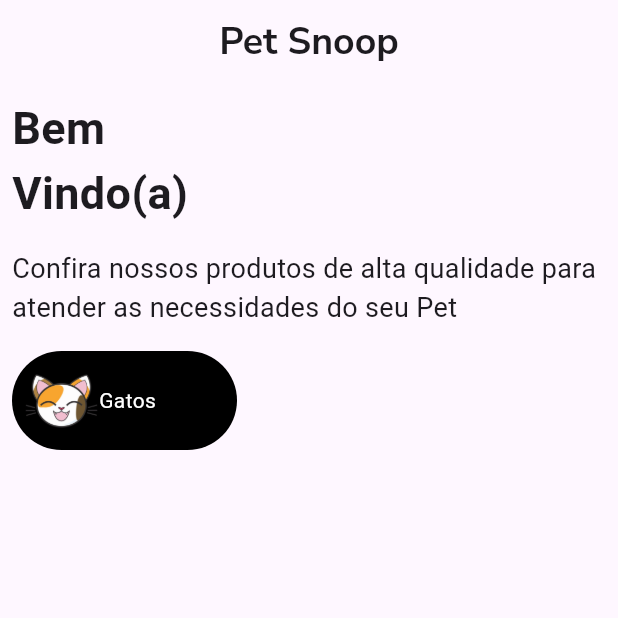
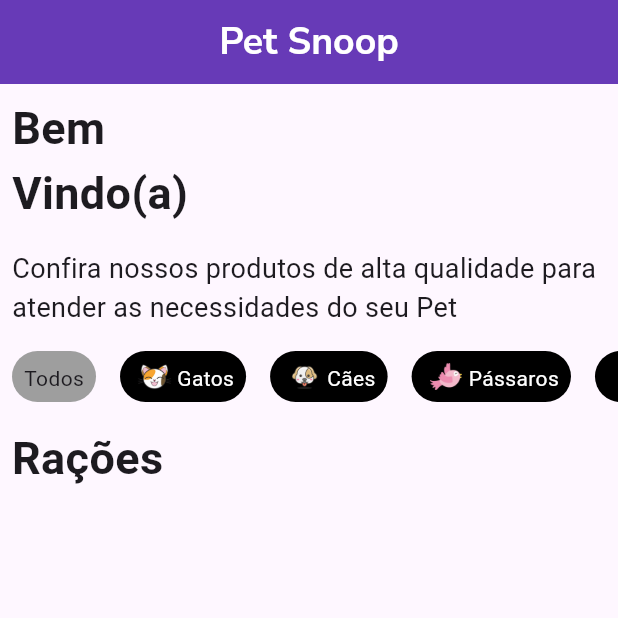
Before and after one commit to Halex-64/Petsnoop-Flutter, a Flutter app: the screen it shows after launch, on a phone screen of 412 x 824 dp, the top half of it. Run offline on Flutter 3.47's test engine with Material 3 defaults, Android fonts, the light colour scheme and no system bars; our stand-ins replace google_fonts; Roboto replaces fonts that are missing (Arimo).

Commit message:
finalizando a "parte de cima" do aplicativo

```diff
--- a/lib/home_page.dart
+++ b/lib/home_page.dart
@@ -8,8 +8,9 @@ class HomePage extends StatelessWidget {
   Widget build(BuildContext context) {
     return Scaffold(
       appBar: AppBar(
-        title: Text('Pet Snoop',style: GoogleFonts.nunitoSans(fontSize: 25, fontWeight: FontWeight.bold),),
+        title: Text('Pet Snoop',style: GoogleFonts.nunitoSans(fontSize: 25, fontWeight: FontWeight.bold, color: Colors.white),),
         centerTitle: true,
+        backgroundColor: Colors.deepPurple,
       ),
       body: Column(
         crossAxisAlignment: CrossAxisAlignment.start,
@@ -28,20 +29,75 @@ class HomePage extends StatelessWidget {
               style: GoogleFonts.roboto(fontSize:18 , fontWeight: FontWeight.normal),
             ),
           ),
+          SizedBox(
+            height: 50,
+            child: ListView(
+              scrollDirection: Axis.horizontal,
+              children: [
                 Container(
-            width: 150,
+                  margin: const EdgeInsets.all(8),
+                  padding: const EdgeInsets.all(8),
+                  decoration: BoxDecoration(
+                    color: Colors.grey,
+                    borderRadius: BorderRadius.circular(50),
+                  ),
+                  child: Text('Todos', style: GoogleFonts.roboto(),
+                  ),
+                ),
+                Container(
                   margin: const EdgeInsets.all(8),
                   padding: const EdgeInsets.all(8),
                   decoration: BoxDecoration(
                     color: Colors.black,
                     borderRadius: BorderRadius.circular(50)),
-              child: Row(
-              children: [
-                Image.asset('assets/images/cat.png', width: 50,height: 50),
+                  child: Row(children: [
+                    Image.asset('assets/images/cat.png', width: 30,height: 30,),
                     Text('Gatos', style: GoogleFonts.roboto(color: Colors.white))
+                  ]),
+                ),
+                Container(
+                  margin: const EdgeInsets.all(8),
+                  padding: const EdgeInsets.all(8),
+                  decoration: BoxDecoration(
+                    color: Colors.black,
+                    borderRadius: BorderRadius.circular(50)),
+                    child: Row(children: [
+                      Image.asset('assets/images/dog.png', width: 30, height: 30,),
+                      Text('Cães', style: GoogleFonts.roboto(color: Colors.white)),
+                    ]),
+                ),
+                Container(
+                  margin: const EdgeInsets.all(8),
+                  padding: const EdgeInsets.all(8),
+                  decoration: BoxDecoration(
+                    color: Colors.black,
+                    borderRadius: BorderRadius.circular(50)),
+                    child: Row(children: [
+                      Image.asset('assets/images/bird.png', width: 30, height: 30,),
+                      Text('Pássaros', style: GoogleFonts.roboto(color: Colors.white)),
+                    ]),
+                  ),
+                Container(
+                  margin: const EdgeInsets.all(8),
+                  padding: const EdgeInsets.all(8),
+                  decoration: BoxDecoration(
+                    color: Colors.black,
+                    borderRadius: BorderRadius.circular(50)),
+                    child: Row(children: [
+                      Image.asset('assets/images/lizard.png', width: 30, height: 30,),
+                      Text('Outros', style: GoogleFonts.roboto(color: Colors.white)),
+                    ]),
+                  ),
               ],
             ),
-          )
+          ),
+          Padding(
+            padding: const EdgeInsets.all(8),
+            child: Text('Rações', textAlign: TextAlign.center, style: GoogleFonts.arimo(fontSize: 30, fontWeight: FontWeight.bold, )),
+             ),
+          SizedBox(
+
+          ),
         ]
       ),
     );
```
Also changed, not shown: assets/images/dog.png, assets/images/racao1.png (added), assets/images/racao2.png (added), assets/images/racao3.png (added). Lines whose indentation alone changed are shown as unchanged.
